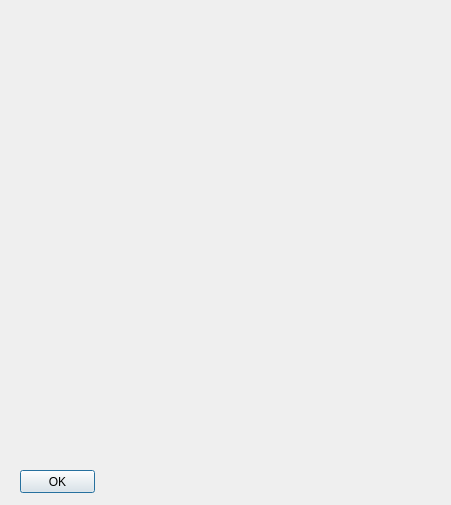
The window that source/highlighterdialog.ui (Rolloke/GUI-Apps) describes before a commit, drawn with Qt 5.
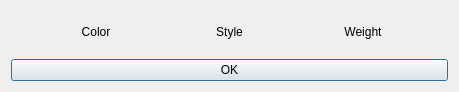
The same window after the commit.

Commit message: highlighter dialog and some fixes

What changed in the file:
```diff
--- a/source/highlighterdialog.ui
+++ b/source/highlighterdialog.ui
@@ -6,59 +6,93 @@
    <rect>
     <x>0</x>
     <y>0</y>
-    <width>451</width>
-    <height>505</height>
+    <width>459</width>
+    <height>92</height>
    </rect>
   </property>
   <property name="windowTitle">
    <string>Colors and Font Property for Text Highlighting</string>
   </property>
-  <widget class="QWidget" name="verticalLayoutWidget">
-   <property name="geometry">
-    <rect>
-     <x>10</x>
-     <y>10</y>
-     <width>191</width>
-     <height>451</height>
-    </rect>
-   </property>
-   <layout class="QVBoxLayout" name="color_buttons"/>
-  </widget>
-  <widget class="QWidget" name="verticalLayoutWidget_2">
-   <property name="geometry">
-    <rect>
-     <x>209</x>
-     <y>9</y>
-     <width>91</width>
-     <height>451</height>
-    </rect>
-   </property>
-   <layout class="QVBoxLayout" name="italic_buttons"/>
-  </widget>
-  <widget class="QWidget" name="verticalLayoutWidget_3">
-   <property name="geometry">
-    <rect>
-     <x>310</x>
-     <y>10</y>
-     <width>131</width>
-     <height>451</height>
-    </rect>
-   </property>
-   <layout class="QVBoxLayout" name="weight_boxes"/>
-  </widget>
-  <widget class="QPushButton" name="btnOK">
-   <property name="geometry">
-    <rect>
-     <x>20</x>
-     <y>470</y>
-     <width>75</width>
-     <height>23</height>
-    </rect>
-   </property>
-   <property name="text">
-    <string>OK</string>
-   </property>
-  </widget>
+  <layout class="QHBoxLayout" name="horizontalLayout">
+   <item>
+    <layout class="QVBoxLayout" name="verticalLayout">
+     <item>
+      <layout class="QHBoxLayout" name="horizontalLayout_2" stretch="2,1,2">
+       <item>
+        <layout class="QVBoxLayout" name="color_buttons">
+         <property name="sizeConstraint">
+          <enum>QLayout::SetFixedSize</enum>
+         </property>
+         <item>
+          <widget class="QLabel" name="color_label">
+           <property name="locale">
+            <locale language="English" country="UnitedStates"/>
+           </property>
+           <property name="text">
+            <string>Color</string>
+           </property>
+           <property name="alignment">
+            <set>Qt::AlignCenter</set>
+           </property>
+          </widget>
+         </item>
+        </layout>
+       </item>
+       <item>
+        <layout class="QVBoxLayout" name="italic_buttons">
+         <property name="sizeConstraint">
+          <enum>QLayout::SetFixedSize</enum>
+         </property>
+         <item>
+          <widget class="QLabel" name="italic_label">
+           <property name="locale">
+            <locale language="English" country="UnitedStates"/>
+           </property>
+           <property name="text">
+            <string>Style</string>
+           </property>
+           <property name="alignment">
+            <set>Qt::AlignCenter</set>
+           </property>
+          </widget>
+         </item>
+        </layout>
+       </item>
+       <item>
+        <layout class="QVBoxLayout" name="weight_boxes">
+         <property name="sizeConstraint">
+          <enum>QLayout::SetFixedSize</enum>
+         </property>
+         <item>
+          <widget class="QLabel" name="weight_label">
+           <property name="locale">
+            <locale language="English" country="UnitedStates"/>
+           </property>
+           <property name="text">
+            <string>Weight</string>
+           </property>
+           <property name="alignment">
+            <set>Qt::AlignCenter</set>
+           </property>
+          </widget>
+         </item>
+        </layout>
+       </item>
+      </layout>
+     </item>
+     <item>
+      <widget class="QPushButton" name="btnOK">
+       <property name="locale">
+        <locale language="English" country="UnitedStates"/>
+       </property>
+       <property name="text">
+        <string>OK</string>
+       </property>
+      </widget>
+     </item>
+    </layout>
+   </item>
+  </layout>
  </widget>
  <resources/>
  <connections/>
```
The commit also changes 5 other files.
